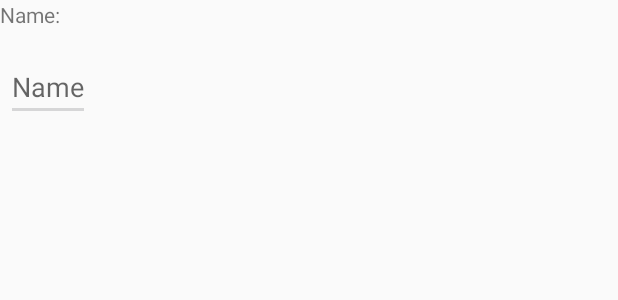
After one commit to LucasAssisRo/Omok2, an Android app: the layout name_dialog.xml on its own in the app's theme, with its tools: preview values and no code run, on a phone screen of 412 x 824 dp. The commit adds this screen. Shown: the top 300 px of the screen. Run offline under Robolectric (Android 15) with nearby library versions, the phone set to English and light mode, and no system bars.

Commit message:
hopefully last one

```diff
--- a/app/src/main/java/edu/utep/cs/cs4330/hw3/omok/control/activity/OnePlayerActivity.java
+++ b/app/src/main/java/edu/utep/cs/cs4330/hw3/omok/control/activity/OnePlayerActivity.java
@@ -24,6 +24,7 @@ public class OnePlayerActivity extends GameActivity {
     protected void onCreate(Bundle savedInstanceState) {
         super.onCreate(savedInstanceState);
         omokGame = new OmokGame(true);
+        ((Human)omokGame.getPlayers()[0]).setName(getResources().getString(R.string.player_one));
     }
 
     @Override
@@ -44,7 +45,7 @@ public class OnePlayerActivity extends GameActivity {
             public void onClick(DialogInterface dialog, int id) {
                 OnePlayerFragment settingsFragment = findOnePlayerFragment();
                 GameFragment gameFragment = findGameFragment();
-                ((Human) omokGame.getPlayers()[0]).setName(settingsFragment.getEditTextPlayerOne().getText().toString());
+                ((Human) omokGame.getPlayers()[0]).setName(settingsFragment.getEditTextPlayerOneName().getText().toString());
                 if (settingsFragment.getRadioButtonRandom().isSelected())
                     ((Computer) omokGame.getPlayers()[1]).setStrategyMode(new StrategyRandom());
                 else
--- a/app/src/main/java/edu/utep/cs/cs4330/hw3/omok/control/activity/TwoPlayersActivity.java
+++ b/app/src/main/java/edu/utep/cs/cs4330/hw3/omok/control/activity/TwoPlayersActivity.java
@@ -23,6 +23,8 @@ public class TwoPlayersActivity extends GameActivity {
     protected void onCreate(Bundle savedInstanceState) {
         super.onCreate(savedInstanceState);
         omokGame = new OmokGame(false);
+        ((Human)omokGame.getPlayers()[0]).setName(getResources().getString(R.string.player_one));
+        ((Human)omokGame.getPlayers()[1]).setName(getResources().getString(R.string.player_two));
     }
 
     @Override
--- a/app/src/main/java/edu/utep/cs/cs4330/hw3/omok/model/Computer.java
+++ b/app/src/main/java/edu/utep/cs/cs4330/hw3/omok/model/Computer.java
@@ -11,6 +11,7 @@ public class Computer extends Player {
 
     public Computer(boolean playerOne) {
         super(playerOne);
+        strategyMode = new StrategyRandom();
     }
 
     public Computer(Parcel in) {
--- /dev/null
+++ b/app/src/main/res/layout/name_dialog.xml
@@ -0,0 +1,18 @@
+<LinearLayout xmlns:android="http://schemas.android.com/apk/res/android"
+    android:orientation="vertical"
+    android:layout_width="wrap_content"
+    android:layout_height="wrap_content">
+    <TextView
+        android:layout_width="match_parent"
+        android:layout_height="wrap_content"
+        android:text="@string/name_colon"/>
+    <EditText
+        android:id="@+id/name"
+        android:layout_width="match_parent"
+        android:layout_height="wrap_content"
+        android:layout_marginTop="16dp"
+        android:layout_marginLeft="4dp"
+        android:layout_marginRight="4dp"
+        android:layout_marginBottom="4dp"
+        android:hint="@string/name" />
+</LinearLayout>
--- a/app/src/main/res/values/strings.xml
+++ b/app/src/main/res/values/strings.xml
@@ -7,6 +7,7 @@
     <string name="player_one">Player One</string>
     <string name="player_two">Player Two</string>
     <string name="name">Name</string>
+    <string name="name_colon">Name:</string>
     <string name="ok">OK</string>
     <string name="cancel">Cancel</string>
     <string name="game_started">Game started</string>
```
Also changed, not shown: app/src/main/java/edu/utep/cs/cs4330/hw3/omok/control/fragment/GameFragment.java (+11 -5 lines), app/src/main/java/edu/utep/cs/cs4330/hw3/omok/control/fragment/OnePlayerFragment.java (+14 -8 lines), app/src/main/java/edu/utep/cs/cs4330/hw3/omok/control/fragment/TwoPlayersFragment.java (+16 -1 lines), app/src/main/java/edu/utep/cs/cs4330/hw3/omok/model/OmokGame.java (+6 -1 lines).
